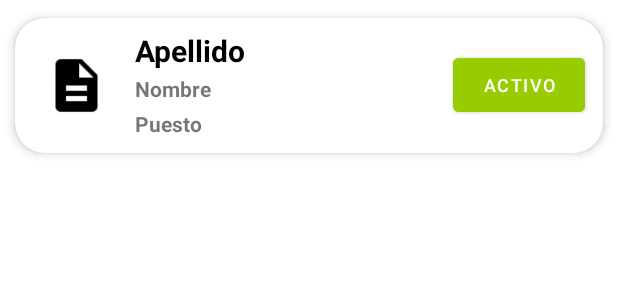
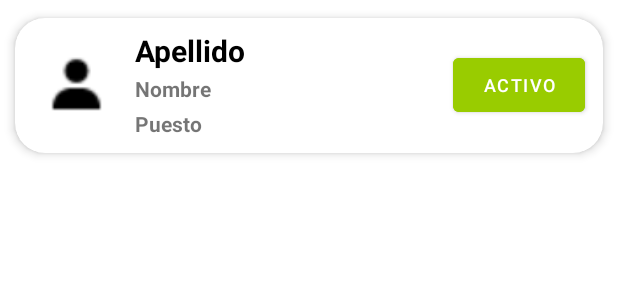
Before and after one commit to ferlazo05/Ejercicio3_1, an Android app: the layout list_employees.xml on its own in the app's theme, with its tools: preview values and no code run, on a phone screen of 412 x 824 dp. Shown: the top 300 px of the screen. Run offline under Robolectric (Android 15) with nearby library versions, the phone set to English and light mode, and no system bars.

```diff
--- a/app/src/main/res/layout/list_employees.xml
+++ b/app/src/main/res/layout/list_employees.xml
@@ -31,7 +31,7 @@
                 android:layout_gravity="center"
                 android:paddingLeft="14dp"
                 android:paddingRight="14dp"
-                android:src="@drawable/documenticon" />
+                android:src="@drawable/usertwo" />
 
             <LinearLayout
                 android:id="@+id/linearLayout"
```
Also changed, not shown: app/src/main/res/drawable-v24/usertwo.png (added).
